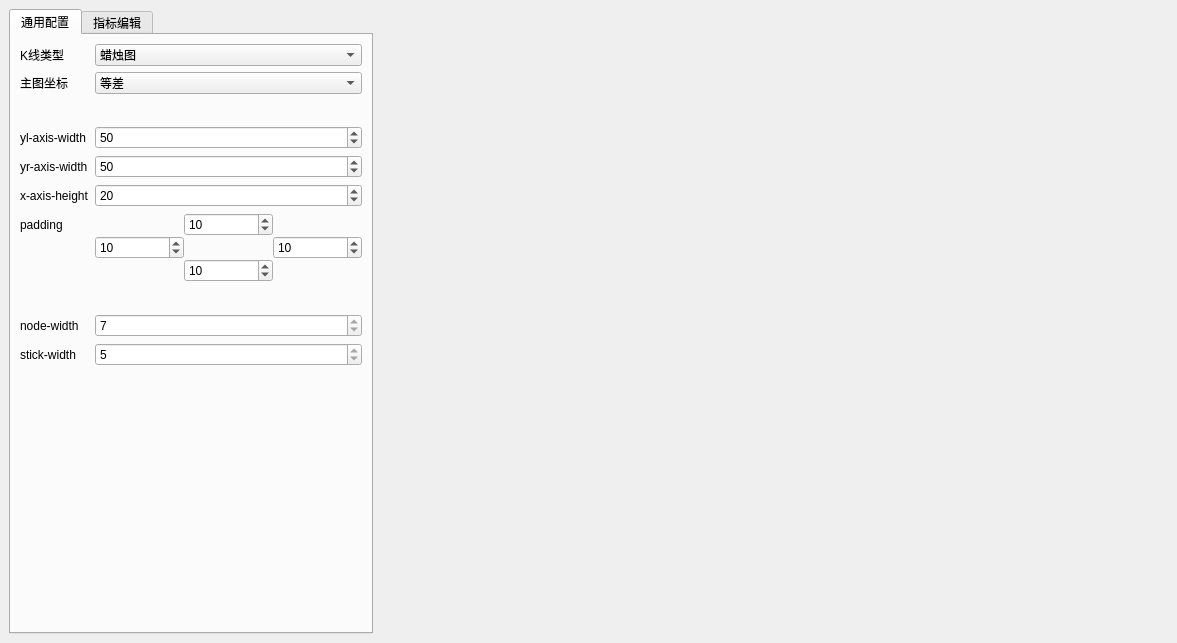
Old version of the form app/src/mainwindow.ui in the repository zxffffffff/stock-charts-cpp.
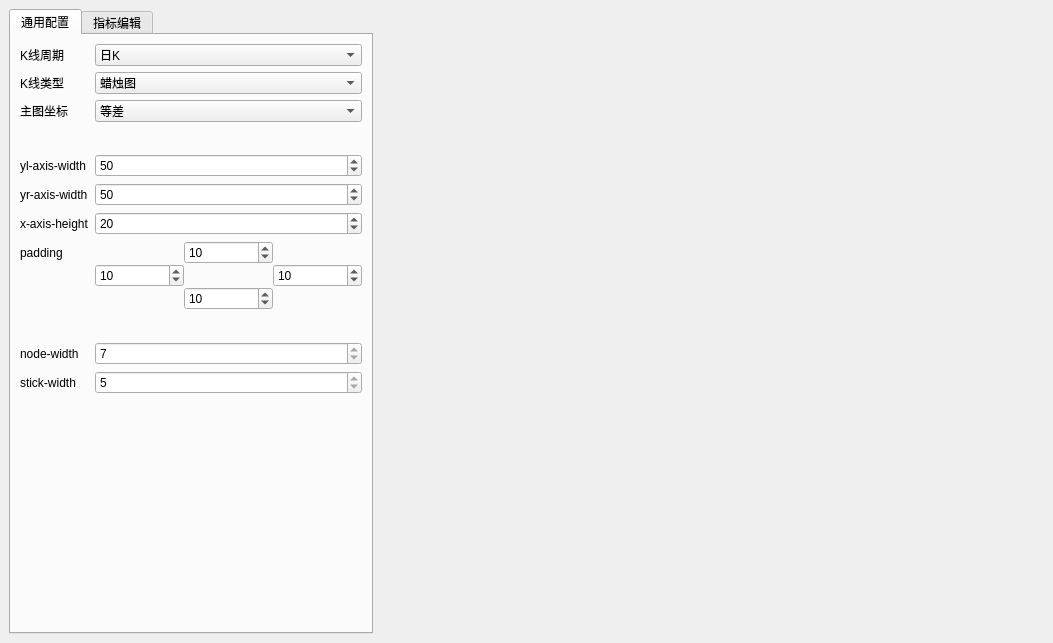
New version of the form.

Patch:
```diff
--- a/app/src/mainwindow.ui
+++ b/app/src/mainwindow.ui
@@ -6,7 +6,7 @@
    <rect>
     <x>0</x>
     <y>0</y>
-    <width>1177</width>
+    <width>1053</width>
     <height>643</height>
    </rect>
   </property>
@@ -37,14 +37,14 @@
         <string>通用配置</string>
        </attribute>
        <layout class="QFormLayout" name="formLayout">
-        <item row="0" column="0">
-         <widget class="QLabel" name="label">
+        <item row="1" column="0">
+         <widget class="QLabel" name="generalDrawingTypeLabel">
           <property name="text">
            <string>K线类型</string>
           </property>
          </widget>
         </item>
-        <item row="0" column="1">
+        <item row="1" column="1">
          <widget class="QComboBox" name="generalDrawingType">
           <property name="currentIndex">
            <number>1</number>
@@ -71,14 +71,14 @@
           </item>
          </widget>
         </item>
-        <item row="1" column="0">
-         <widget class="QLabel" name="label_2">
+        <item row="2" column="0">
+         <widget class="QLabel" name="generalCorrdinateLabel">
           <property name="text">
            <string>主图坐标</string>
           </property>
          </widget>
         </item>
-        <item row="1" column="1">
+        <item row="2" column="1">
          <widget class="QComboBox" name="generalCorrdinate">
           <property name="currentIndex">
            <number>0</number>
@@ -115,30 +115,30 @@
           </item>
          </widget>
         </item>
-        <item row="2" column="0">
-         <spacer name="verticalSpacer_7">
-          <property name="orientation">
-           <enum>Qt::Vertical</enum>
-          </property>
-          <property name="sizeType">
-           <enum>QSizePolicy::Fixed</enum>
-          </property>
-          <property name="sizeHint" stdset="0">
-           <size>
-            <width>20</width>
-            <height>20</height>
-           </size>
-          </property>
-         </spacer>
-        </item>
         <item row="3" column="0">
+         <spacer name="verticalSpacer_7">
+          <property name="orientation">
+           <enum>Qt::Vertical</enum>
+          </property>
+          <property name="sizeType">
+           <enum>QSizePolicy::Fixed</enum>
+          </property>
+          <property name="sizeHint" stdset="0">
+           <size>
+            <width>20</width>
+            <height>20</height>
+           </size>
+          </property>
+         </spacer>
+        </item>
+        <item row="4" column="0">
          <widget class="QLabel" name="label_3">
           <property name="text">
            <string>yl-axis-width</string>
           </property>
          </widget>
         </item>
-        <item row="3" column="1">
+        <item row="4" column="1">
          <widget class="QSpinBox" name="generalYLWidth">
           <property name="minimum">
            <number>0</number>
@@ -148,42 +148,42 @@
           </property>
          </widget>
         </item>
-        <item row="4" column="0">
+        <item row="5" column="0">
          <widget class="QLabel" name="label_5">
           <property name="text">
            <string>yr-axis-width</string>
           </property>
          </widget>
         </item>
-        <item row="4" column="1">
+        <item row="5" column="1">
          <widget class="QSpinBox" name="generalYRWidth">
           <property name="value">
            <number>50</number>
           </property>
          </widget>
         </item>
-        <item row="5" column="0">
+        <item row="6" column="0">
          <widget class="QLabel" name="label_4">
           <property name="text">
            <string>x-axis-height</string>
           </property>
          </widget>
         </item>
-        <item row="5" column="1">
+        <item row="6" column="1">
          <widget class="QSpinBox" name="generalXHeight">
           <property name="value">
            <number>20</number>
           </property>
          </widget>
         </item>
-        <item row="6" column="0">
+        <item row="7" column="0">
          <widget class="QLabel" name="label_6">
           <property name="text">
            <string>padding</string>
           </property>
          </widget>
         </item>
-        <item row="6" column="1">
+        <item row="7" column="1">
          <widget class="QWidget" name="widget_3" native="true">
           <layout class="QGridLayout" name="gridLayout">
            <property name="leftMargin">
@@ -324,7 +324,7 @@
           </layout>
          </widget>
         </item>
-        <item row="7" column="0">
+        <item row="8" column="0">
          <spacer name="verticalSpacer_8">
           <property name="orientation">
            <enum>Qt::Vertical</enum>
@@ -340,7 +340,7 @@
           </property>
          </spacer>
         </item>
-        <item row="10" column="0">
+        <item row="11" column="0">
          <spacer name="verticalSpacer_6">
           <property name="orientation">
            <enum>Qt::Vertical</enum>
@@ -353,14 +353,14 @@
           </property>
          </spacer>
         </item>
-        <item row="8" column="0">
+        <item row="9" column="0">
          <widget class="QLabel" name="label_7">
           <property name="text">
            <string>node-width</string>
           </property>
          </widget>
         </item>
-        <item row="8" column="1">
+        <item row="9" column="1">
          <widget class="QSpinBox" name="generalNodeWidth">
           <property name="readOnly">
            <bool>true</bool>
@@ -376,14 +376,14 @@
           </property>
          </widget>
         </item>
-        <item row="9" column="0">
+        <item row="10" column="0">
          <widget class="QLabel" name="label_8">
           <property name="text">
            <string>stick-width</string>
           </property>
          </widget>
         </item>
-        <item row="9" column="1">
+        <item row="10" column="1">
          <widget class="QSpinBox" name="generalStickWidth">
           <property name="readOnly">
            <bool>true</bool>
@@ -399,6 +399,27 @@
           </property>
          </widget>
         </item>
+        <item row="0" column="0">
+         <widget class="QLabel" name="label_9">
+          <property name="text">
+           <string>K线周期</string>
+          </property>
+         </widget>
+        </item>
+        <item row="0" column="1">
+         <widget class="QComboBox" name="generalPeriod">
+          <item>
+           <property name="text">
+            <string>日K</string>
+           </property>
+          </item>
+          <item>
+           <property name="text">
+            <string>分时</string>
+           </property>
+          </item>
+         </widget>
+        </item>
        </layout>
       </widget>
       <widget class="QWidget" name="tab_indicator">
```
